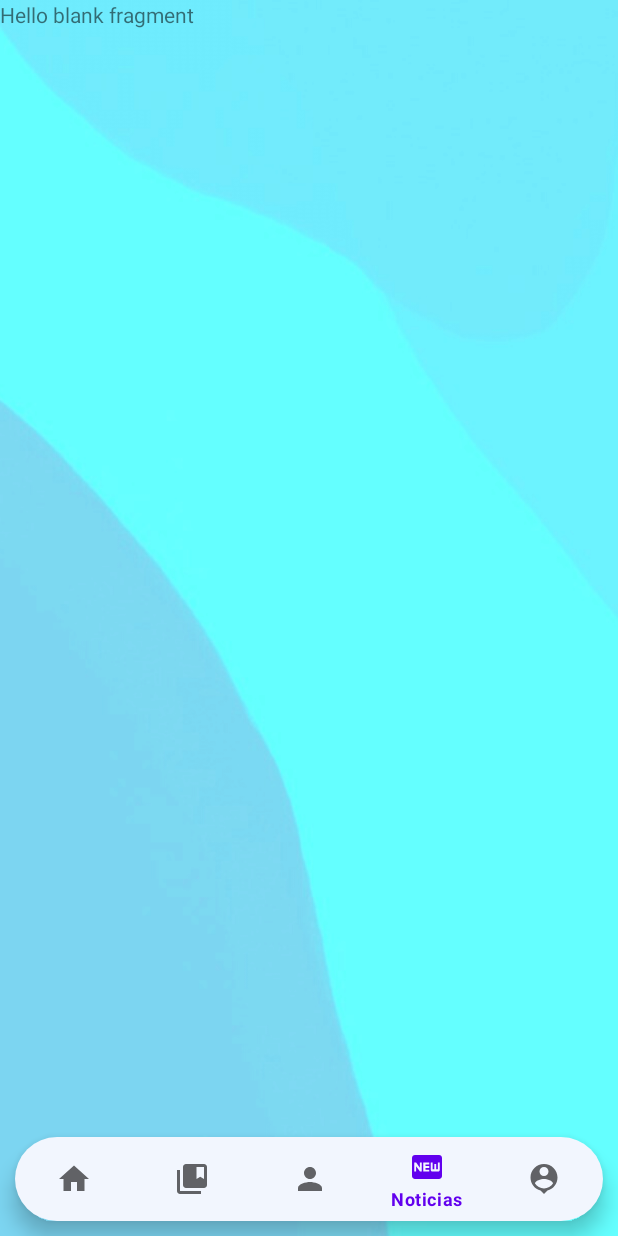
After one commit to JhayCodee/Hacky, an Android app: the NewsFragment screen opened through its navigation route, on a phone screen of 412 x 824 dp. The commit adds this screen. Run offline under Robolectric (Android 15) with nearby library versions, the phone set to English and light mode, and no system bars; our stand-ins replace Firebase (no records; nobody signed in at launch, a user with empty details on screens opened directly), navigation-ui.

```diff
--- /dev/null
+++ b/app/src/main/java/com/hawk/hacky/api/APIRequest.kt
@@ -0,0 +1,13 @@
+package com.hawk.hacky.api
+
+
+import retrofit2.Response
+import retrofit2.http.GET
+import retrofit2.http.Query
+
+interface APIRequest {
+
+    @GET ("/v1/latest-news?language=es&apiKey=vGwI1mBU48gg64xa7I7T5TF1AlAEZtngX8wZVtdwGovN0BD8")
+    suspend fun getNews() : NewsApiJSON
+
+}
--- /dev/null
+++ b/app/src/main/java/com/hawk/hacky/view/NewsFragment.kt
@@ -0,0 +1,63 @@
+package com.hawk.hacky.view
+
+import android.os.Bundle
+import android.util.Log
+import androidx.fragment.app.Fragment
+import android.view.LayoutInflater
+import android.view.View
+import android.view.ViewGroup
+import com.hawk.hacky.api.APIRequest
+import com.hawk.hacky.databinding.FragmentNewsBinding
+import com.hawk.hacky.utils.Constants.Companion.BASE_URL
+import kotlinx.coroutines.Dispatchers
+import kotlinx.coroutines.GlobalScope
+import kotlinx.coroutines.launch
+import retrofit2.Retrofit
+import retrofit2.converter.gson.GsonConverterFactory
+import java.lang.Exception
+
+
+class NewsFragment : Fragment() {
+
+    private var _binding: FragmentNewsBinding? = null
+    private val binding: FragmentNewsBinding get() =_binding!!
+
+    override fun onCreateView(
+        inflater: LayoutInflater, container: ViewGroup?,
+        savedInstanceState: Bundle?
+    ): View? {
+        // Inflate the layout for this fragment
+        _binding = FragmentNewsBinding.inflate(inflater)
+        return binding.root
+
+        makeAPIRequest()
+
+    }
+
+    fun makeAPIRequest() {
+
+        val api = Retrofit.Builder()
+            .baseUrl(BASE_URL)
+            .addConverterFactory(GsonConverterFactory.create())
+            .build()
+            .create(APIRequest::class.java)
+
+        GlobalScope.launch(Dispatchers.IO) {
+
+            try {
+                val response = api.getNews()
+
+                for (article in response.news) {
+                    Log.i("MainActivity", "Result = $article")
+                    println(article.toString())
+                }
+
+            } catch (e: Exception) {
+                Log.e("MainActivity", e.toString())
+                println(e.toString())
+            }
+        }
+
+    }
+
+}
--- /dev/null
+++ b/app/src/main/res/drawable/ic_baseline_fiber_new_24.xml
@@ -0,0 +1,10 @@
+<vector xmlns:android="http://schemas.android.com/apk/res/android"
+    android:width="24dp"
+    android:height="24dp"
+    android:viewportWidth="24"
+    android:viewportHeight="24"
+    android:tint="?attr/colorControlNormal">
+  <path
+      android:fillColor="@android:color/white"
+      android:pathData="M20,4H4C2.89,4 2.01,4.89 2.01,6L2,18c0,1.11 0.89,2 2,2h16c1.11,0 2,-0.89 2,-2V6C22,4.89 21.11,4 20,4zM8.5,15H7.3l-2.55,-3.5V15H3.5V9h1.25l2.5,3.5V9H8.5V15zM13.5,10.26H11v1.12h2.5v1.26H11v1.11h2.5V15h-4V9h4V10.26zM20.5,14c0,0.55 -0.45,1 -1,1h-4c-0.55,0 -1,-0.45 -1,-1V9h1.25v4.51h1.13V9.99h1.25v3.51h1.12V9h1.25V14z"/>
+</vector>
--- /dev/null
+++ b/app/src/main/res/drawable/ic_baseline_person_pin_24.xml
@@ -0,0 +1,10 @@
+<vector xmlns:android="http://schemas.android.com/apk/res/android"
+    android:width="24dp"
+    android:height="24dp"
+    android:viewportWidth="24"
+    android:viewportHeight="24"
+    android:tint="?attr/colorControlNormal">
+  <path
+      android:fillColor="@android:color/white"
+      android:pathData="M12,2c-4.97,0 -9,4.03 -9,9 0,4.17 2.84,7.67 6.69,8.69L12,22l2.31,-2.31C18.16,18.67 21,15.17 21,11c0,-4.97 -4.03,-9 -9,-9zM12,4c1.66,0 3,1.34 3,3s-1.34,3 -3,3 -3,-1.34 -3,-3 1.34,-3 3,-3zM12,18.3c-2.5,0 -4.71,-1.28 -6,-3.22 0.03,-1.99 4,-3.08 6,-3.08 1.99,0 5.97,1.09 6,3.08 -1.29,1.94 -3.5,3.22 -6,3.22z"/>
+</vector>
--- /dev/null
+++ b/app/src/main/res/layout/fragment_news.xml
@@ -0,0 +1,14 @@
+<?xml version="1.0" encoding="utf-8"?>
+<FrameLayout xmlns:android="http://schemas.android.com/apk/res/android"
+    xmlns:tools="http://schemas.android.com/tools"
+    android:layout_width="match_parent"
+    android:layout_height="match_parent"
+    tools:context=".view.NewsFragment">
+
+    <!-- TODO: Update blank fragment layout -->
+    <TextView
+        android:layout_width="match_parent"
+        android:layout_height="match_parent"
+        android:text="@string/hello_blank_fragment" />
+
+</FrameLayout>
--- a/app/src/main/res/menu/nav_menu.xml
+++ b/app/src/main/res/menu/nav_menu.xml
@@ -19,4 +19,18 @@
         android:icon="@drawable/ic_baseline_person_24"
         />
 
+    <item
+        android:id="@+id/newsFragment"
+        android:title="Noticias"
+        android:icon="@drawable/ic_baseline_fiber_new_24"
+        />
+
+    <item
+        android:id="@+id/profileFragment"
+        android:title="Perfil"
+        android:icon="@drawable/ic_baseline_person_pin_24"
+        />
+
+
+
 </menu>
--- a/app/src/main/res/navigation/my_nav.xml
+++ b/app/src/main/res/navigation/my_nav.xml
@@ -20,4 +20,14 @@
         android:name="com.hawk.hacky.view.CanalesFragment"
         android:label="fragment_canales"
         tools:layout="@layout/fragment_canales" />
+    <fragment
+        android:id="@+id/newsFragment"
+        android:name="com.hawk.hacky.view.NewsFragment"
+        android:label="fragment_news"
+        tools:layout="@layout/fragment_news" />
+    <fragment
+        android:id="@+id/profileFragment"
+        android:name="com.hawk.hacky.view.ProfileFragment"
+        android:label="fragment_profile"
+        tools:layout="@layout/fragment_profile" />
 </navigation>
```
Also changed, not shown: app/build.gradle (+10 -0 lines), app/src/main/java/com/hawk/hacky/api/New.kt (added, +13 -0 lines), app/src/main/java/com/hawk/hacky/api/NewsApiJSON.kt (added, +7 -0 lines), app/src/main/java/com/hawk/hacky/api/RetrofitInstance.kt (added, +36 -0 lines), app/src/main/java/com/hawk/hacky/utils/Constants.kt (added, +7 -0 lines), app/src/main/java/com/hawk/hacky/view/MainActivity.kt (+9 -2 lines), app/src/main/java/com/hawk/hacky/view/ProfileFragment.kt (added, +34 -0 lines), app/src/main/res/layout/fragment_profile.xml (added, +14 -0 lines).
